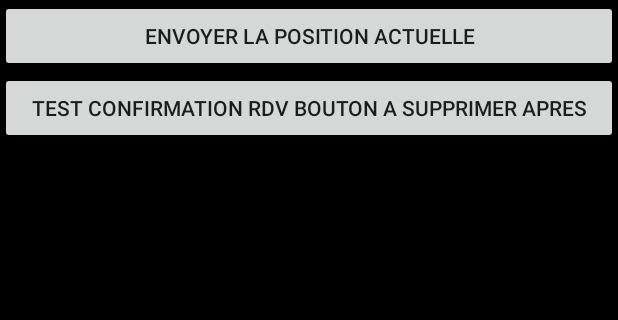
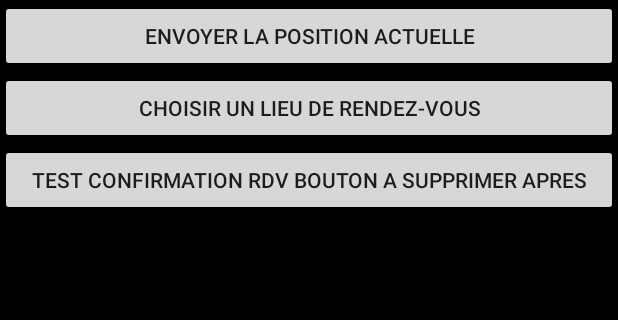
Before and after one commit to maximemonge/PAM_balat_monge, an Android app: the screen it shows after launch (MainActivity), on a phone screen of 412 x 824 dp, the part 121-441 px from its top. Run offline under Robolectric (Android 15) with nearby library versions, the phone set to English and light mode, and no system bars.

Commit message:
Modification du nom du bouton "choisir lieu rdv" + affichage d'une map sur la pos actuelle quand on clique dessus

```diff
--- a/app/src/main/AndroidManifest.xml
+++ b/app/src/main/AndroidManifest.xml
@@ -26,6 +26,12 @@
             </intent-filter>
         </activity>
 
+        <activity android:name=".MapsActivity">
+            <intent-filter>
+                <action android:name="android.intent.action.VIEW" />
+            </intent-filter>
+        </activity>
+
         <activity android:name=".ConfirmationRDV"
             android:label="Confirmation du Rendez-vous"
             />
--- a/app/src/main/java/com/example/projet_balat_monge/MainActivity.java
+++ b/app/src/main/java/com/example/projet_balat_monge/MainActivity.java
@@ -8,6 +8,7 @@ import android.location.Location;
 import android.os.Bundle;
 import android.telephony.SmsManager;
 import android.view.View;
+import android.widget.Button;
 import android.widget.EditText;
 import android.widget.Toast;
 
@@ -24,17 +25,22 @@ import com.google.android.gms.tasks.OnSuccessListener;
 public class MainActivity extends AppCompatActivity {
     private GoogleMap map;
     private FusedLocationProviderClient fusedLocationClient;
-    private Double latitude = 0.0;
-    private Double longitude = 0.0;
+    private Double latitude;
+    private Double longitude;
+
+    private Intent intentMaps;
 
     @Override
     protected void onCreate(Bundle savedInstanceState) {
         super.onCreate(savedInstanceState);
+        this.intentMaps = new Intent(this, MapsActivity.class);
         setContentView(R.layout.activity_main);
+        initialiserLocalisation();
+        latitude = 0.0;
+        longitude = 0.0;
         verifierPermissionSms();
         verifierPermissionInternet();
         verifierPermissionAccessFineLocation();
-        initialiserLocalisation();
     }
 
     public void sendSms(View view) {
@@ -56,7 +62,7 @@ public class MainActivity extends AppCompatActivity {
             Toast.makeText(context, "Message envoyé", duration).show();
         }
         catch (Exception e){
-                ContextCompat.checkSelfPermission(this, Manifest.permission.SEND_SMS);
+            ContextCompat.checkSelfPermission(context, Manifest.permission.SEND_SMS);
             Toast.makeText(context, "Échec de l'envoi", duration).show();
         }
     }
@@ -123,4 +129,10 @@ public class MainActivity extends AppCompatActivity {
             }
         });
     }
+
+    public void ouvrirMap(View view) {
+        intentMaps.putExtra("latitude", latitude);
+        intentMaps.putExtra("longitude", longitude);
+        startActivity(intentMaps);
     }
+}
--- a/app/src/main/res/layout/activity_main.xml
+++ b/app/src/main/res/layout/activity_main.xml
@@ -37,6 +37,11 @@
         android:text="@string/label_envoyer"
         android:onClick="sendSms"/>
 
+    <Button
+        android:layout_width="match_parent"
+        android:layout_height="wrap_content"
+        android:text="@string/label_choisir_coord_rdv"
+        android:onClick="ouvrirMap"/>
 
     <Button
         android:layout_width="match_parent"
--- a/app/src/main/res/values/strings.xml
+++ b/app/src/main/res/values/strings.xml
@@ -6,4 +6,5 @@
     <string name="contenusms">Bonjour, un rendez-vous vous est proposé à cette adresse : </string>
     <string name="label_oui">Oui</string>
     <string name="label_non">Non</string>
+    <string name="label_choisir_coord_rdv">Choisir un lieu de rendez-vous</string>
 </resources>
```
Also changed, not shown: app/src/main/java/com/example/projet_balat_monge/MapsActivity.java (added, +53 -0 lines), app/src/main/res/layout/activity_maps.xml (added, +9 -0 lines), app/src/debug/res/values/google_maps_api.xml (renamed from app/src/main/res/values/google_maps_api.xml). Lines whose indentation alone changed are shown as unchanged.
